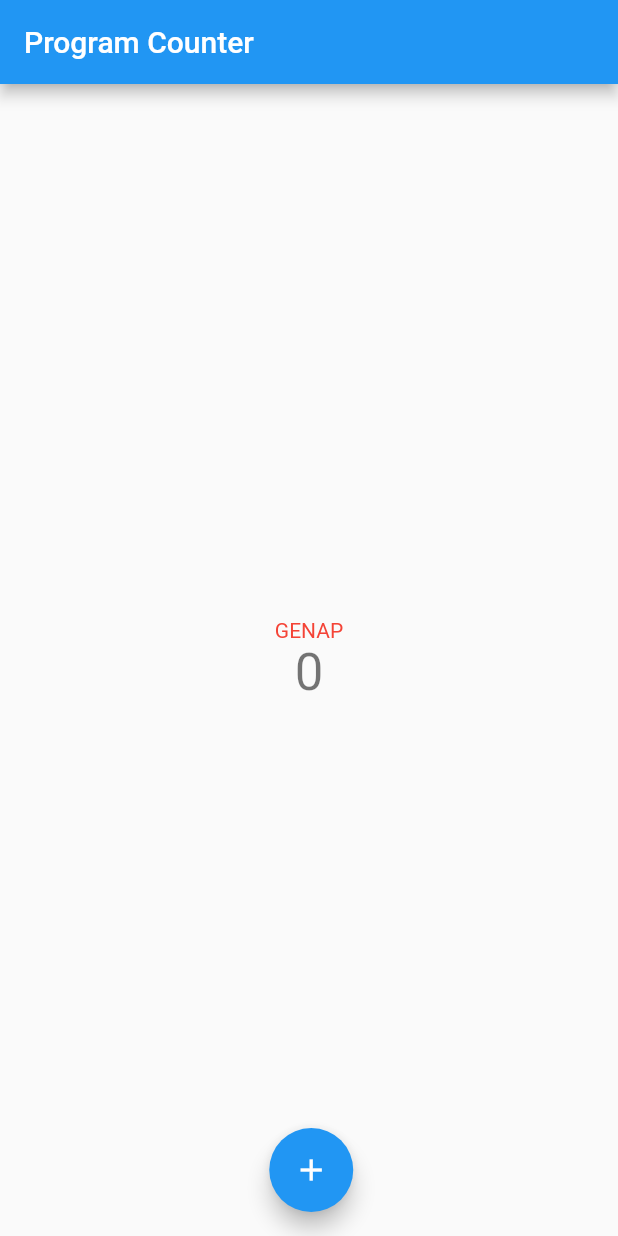
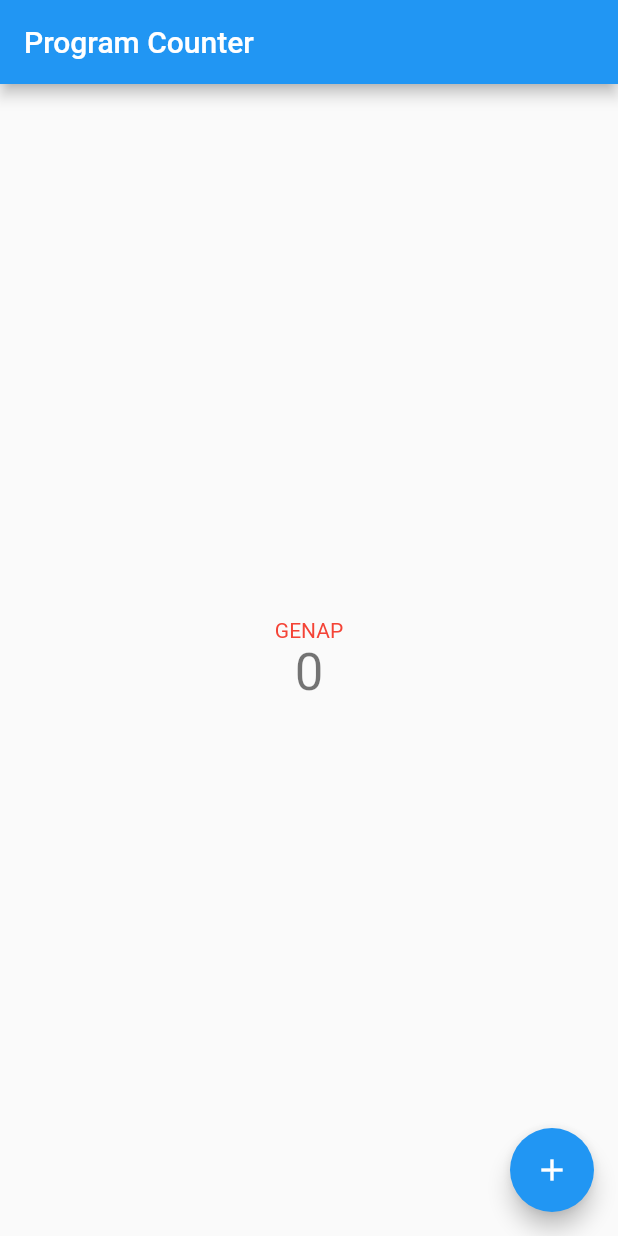
Before and after one commit to ZanettaAishaDharmawan/pbp-flutter-lab, a Flutter app: the screen it shows after launch, after a tap on the "add" icon, after a tap on the "remove" icon, on a phone screen of 412 x 824 dp. Run offline on Flutter 3.47's test engine with Material 2 defaults, Android fonts, the phone set to English and light mode, and no system bars.

Commit message:
fix button

```diff
--- a/lib/main.dart
+++ b/lib/main.dart
@@ -49,6 +49,7 @@ class MyHomePage extends StatefulWidget {
 
 class _MyHomePageState extends State<MyHomePage> {
   int _counter = 0;
+  bool isVisible = false;
 
   void _incrementCounter() {
     setState(() {
@@ -61,10 +62,20 @@ class _MyHomePageState extends State<MyHomePage> {
     });
   }
 
-  void _decrement() {
+  void _decrementCounter() {
     setState(() {
       if (_counter > 0){
         _counter -= 1;
+      }
+    });
+  }
+
+  void _showButton(){
+    setState(() {
+      if (_counter == 0){
+        isVisible = false;
+      } else {
+        isVisible = true;
       }
     });
   }
@@ -123,24 +134,32 @@ class _MyHomePageState extends State<MyHomePage> {
         ),
       ),
       floatingActionButton: Padding(
-          padding: const EdgeInsets.only(left: 35.0),
+        padding: const EdgeInsets.only(left: 30),
         child: Row(
-          mainAxisAlignment: MainAxisAlignment.spaceAround,
+          crossAxisAlignment: CrossAxisAlignment.end,
           children: [
-            if (_counter > 0)
-              FloatingActionButton(
-                onPressed: _decrement,
-                tooltip: 'Decrement',
-                child: const Icon(Icons.remove),
-              ),
+            Visibility(
+                visible: isVisible,
+                child: FloatingActionButton(
+                  onPressed: () {
+                    _decrementCounter();
+                    _showButton();
+                  },
+                  tooltip: 'Decrement',
+                  child: const Icon(Icons.remove),
+                )),
+            Expanded(child: Container()),
             FloatingActionButton(
-              onPressed: _incrementCounter,
+              onPressed: () {
+                _incrementCounter();
+                _showButton();
+              },
               tooltip: 'Increment',
               child: const Icon(Icons.add),
             )
           ],
         ),
-      ), // This trailing comma makes auto-formatting nicer for build methods.
+      ),// This trailing comma makes auto-formatting nicer for build methods.
     );
   }
 }
```
